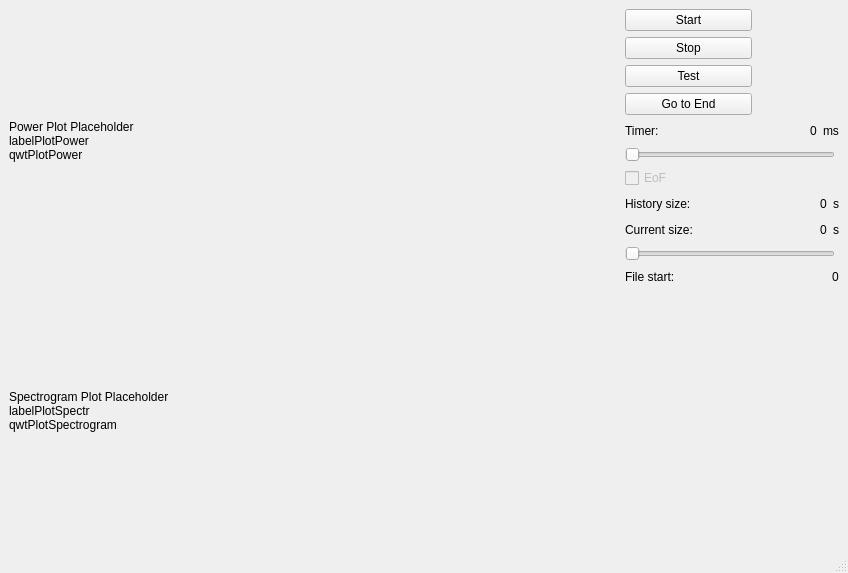
Qt form WiSpyMonitorGUI.ui (mchwalisz/smutools) before a commit.
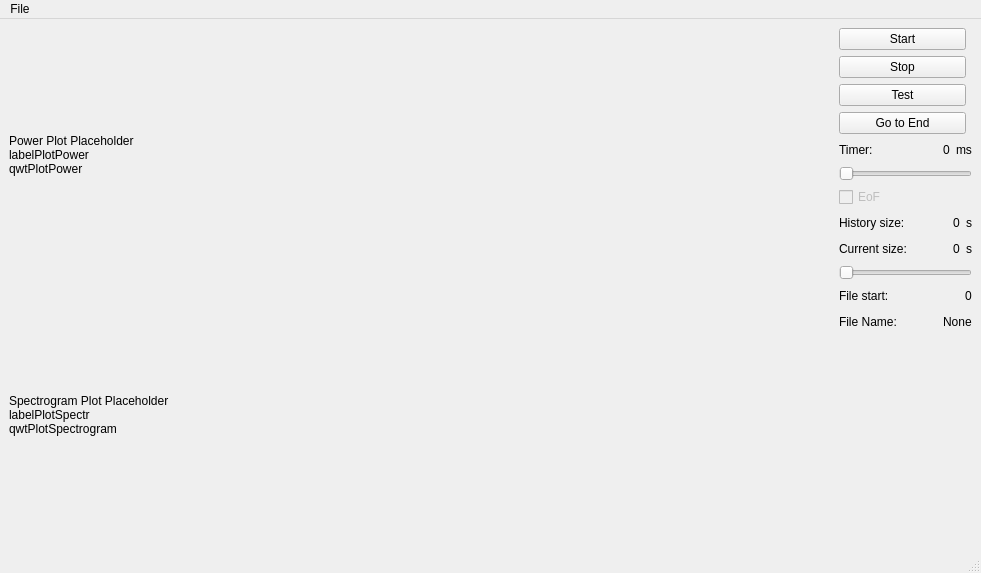
The same form after that commit.

Commit message: gui improvement, file open menu

```diff
--- a/WiSpyMonitorGUI.ui
+++ b/WiSpyMonitorGUI.ui
@@ -6,7 +6,7 @@
    <rect>
     <x>0</x>
     <y>0</y>
-    <width>848</width>
+    <width>981</width>
     <height>573</height>
    </rect>
   </property>
@@ -14,14 +14,48 @@
    <string>WiSpy Monitor</string>
   </property>
   <widget class="QWidget" name="centralwidget">
-   <layout class="QGridLayout" name="gridLayout" columnstretch="0,0">
+   <layout class="QGridLayout" name="gridLayout" columnstretch="1,0">
     <property name="leftMargin">
      <number>9</number>
     </property>
+    <item row="0" column="0">
+     <layout class="QVBoxLayout" name="verticalPlts">
+      <item>
+       <widget class="QLabel" name="labelPlotPower">
+        <property name="minimumSize">
+         <size>
+          <width>610</width>
+          <height>250</height>
+         </size>
+        </property>
+        <property name="text">
+         <string>Power Plot Placeholder
+labelPlotPower
+qwtPlotPower</string>
+        </property>
+       </widget>
+      </item>
+      <item>
+       <widget class="QLabel" name="labelPlotSpectrogram">
+        <property name="minimumSize">
+         <size>
+          <width>610</width>
+          <height>250</height>
+         </size>
+        </property>
+        <property name="text">
+         <string>Spectrogram Plot Placeholder
+labelPlotSpectr
+qwtPlotSpectrogram</string>
+        </property>
+       </widget>
+      </item>
+     </layout>
+    </item>
     <item row="0" column="1">
      <layout class="QVBoxLayout" name="verticalBtns">
       <property name="sizeConstraint">
-       <enum>QLayout::SetFixedSize</enum>
+       <enum>QLayout::SetDefaultConstraint</enum>
       </property>
       <item>
        <widget class="QPushButton" name="pushButtonStart">
@@ -85,6 +119,12 @@
         </property>
         <item>
          <widget class="QLabel" name="label_2">
+          <property name="sizePolicy">
+           <sizepolicy hsizetype="Maximum" vsizetype="Preferred">
+            <horstretch>0</horstretch>
+            <verstretch>0</verstretch>
+           </sizepolicy>
+          </property>
           <property name="text">
            <string>Timer:</string>
           </property>
@@ -96,7 +136,7 @@
            <enum>Qt::Horizontal</enum>
           </property>
           <property name="sizeType">
-           <enum>QSizePolicy::Maximum</enum>
+           <enum>QSizePolicy::MinimumExpanding</enum>
           </property>
           <property name="sizeHint" stdset="0">
            <size>
@@ -137,16 +177,13 @@
       <item>
        <widget class="QSlider" name="hSliderTimer">
         <property name="sizePolicy">
-         <sizepolicy hsizetype="Fixed" vsizetype="Fixed">
+         <sizepolicy hsizetype="Expanding" vsizetype="Fixed">
           <horstretch>0</horstretch>
           <verstretch>0</verstretch>
          </sizepolicy>
         </property>
-        <property name="maximumSize">
-         <size>
-          <width>210</width>
-          <height>16777215</height>
-         </size>
+        <property name="minimum">
+         <number>1</number>
         </property>
         <property name="maximum">
          <number>1000</number>
@@ -175,7 +212,7 @@
       <item>
        <layout class="QHBoxLayout" name="horizontalLayout_2">
         <property name="sizeConstraint">
-         <enum>QLayout::SetMaximumSize</enum>
+         <enum>QLayout::SetFixedSize</enum>
         </property>
         <item>
          <widget class="QLabel" name="label_4">
@@ -196,7 +233,7 @@
            <enum>Qt::Horizontal</enum>
           </property>
           <property name="sizeType">
-           <enum>QSizePolicy::Expanding</enum>
+           <enum>QSizePolicy::MinimumExpanding</enum>
           </property>
           <property name="sizeHint" stdset="0">
            <size>
@@ -237,7 +274,7 @@
       <item>
        <layout class="QHBoxLayout" name="horizontalLayout_3">
         <property name="sizeConstraint">
-         <enum>QLayout::SetMaximumSize</enum>
+         <enum>QLayout::SetFixedSize</enum>
         </property>
         <item>
          <widget class="QLabel" name="label_5">
@@ -251,6 +288,9 @@
           <property name="orientation">
            <enum>Qt::Horizontal</enum>
           </property>
+          <property name="sizeType">
+           <enum>QSizePolicy::MinimumExpanding</enum>
+          </property>
           <property name="sizeHint" stdset="0">
            <size>
             <width>40</width>
@@ -296,17 +336,11 @@
       <item>
        <widget class="QSlider" name="hSliderHistory">
         <property name="sizePolicy">
-         <sizepolicy hsizetype="Fixed" vsizetype="Fixed">
+         <sizepolicy hsizetype="Expanding" vsizetype="Fixed">
           <horstretch>0</horstretch>
           <verstretch>0</verstretch>
          </sizepolicy>
         </property>
-        <property name="maximumSize">
-         <size>
-          <width>210</width>
-          <height>16777215</height>
-         </size>
-        </property>
         <property name="minimum">
          <number>1</number>
         </property>
@@ -324,7 +358,7 @@
       <item>
        <layout class="QHBoxLayout" name="horizontalLayout_4">
         <property name="sizeConstraint">
-         <enum>QLayout::SetMaximumSize</enum>
+         <enum>QLayout::SetFixedSize</enum>
         </property>
         <item>
          <widget class="QLabel" name="label_9">
@@ -344,6 +378,9 @@
           <property name="orientation">
            <enum>Qt::Horizontal</enum>
           </property>
+          <property name="sizeType">
+           <enum>QSizePolicy::MinimumExpanding</enum>
+          </property>
           <property name="sizeHint" stdset="0">
            <size>
             <width>40</width>
@@ -354,6 +391,12 @@
         </item>
         <item>
          <widget class="QLabel" name="labelTimeStart">
+          <property name="sizePolicy">
+           <sizepolicy hsizetype="Maximum" vsizetype="Preferred">
+            <horstretch>0</horstretch>
+            <verstretch>0</verstretch>
+           </sizepolicy>
+          </property>
           <property name="text">
            <string>0</string>
           </property>
@@ -361,6 +404,55 @@
         </item>
        </layout>
       </item>
+      <item>
+       <layout class="QHBoxLayout" name="horizontalLayout_5">
+        <property name="sizeConstraint">
+         <enum>QLayout::SetFixedSize</enum>
+        </property>
+        <item>
+         <widget class="QLabel" name="label_11">
+          <property name="sizePolicy">
+           <sizepolicy hsizetype="Maximum" vsizetype="Preferred">
+            <horstretch>0</horstretch>
+            <verstretch>0</verstretch>
+           </sizepolicy>
+          </property>
+          <property name="text">
+           <string>File Name:</string>
+          </property>
+         </widget>
+        </item>
+        <item>
+         <spacer name="horizontalSpacer_5">
+          <property name="orientation">
+           <enum>Qt::Horizontal</enum>
+          </property>
+          <property name="sizeType">
+           <enum>QSizePolicy::MinimumExpanding</enum>
+          </property>
+          <property name="sizeHint" stdset="0">
+           <size>
+            <width>40</width>
+            <height>20</height>
+           </size>
+          </property>
+         </spacer>
+        </item>
+        <item>
+         <widget class="QLabel" name="labelFileName">
+          <property name="sizePolicy">
+           <sizepolicy hsizetype="Maximum" vsizetype="Preferred">
+            <horstretch>0</horstretch>
+            <verstretch>0</verstretch>
+           </sizepolicy>
+          </property>
+          <property name="text">
+           <string>None</string>
+          </property>
+         </widget>
+        </item>
+       </layout>
+      </item>
       <item>
        <spacer name="verticalSpacer">
         <property name="orientation">
@@ -376,40 +468,6 @@
       </item>
      </layout>
     </item>
-    <item row="0" column="0">
-     <layout class="QVBoxLayout" name="verticalPlts">
-      <item>
-       <widget class="QLabel" name="labelPlotPower">
-        <property name="minimumSize">
-         <size>
-          <width>610</width>
-          <height>250</height>
-         </size>
-        </property>
-        <property name="text">
-         <string>Power Plot Placeholder
-labelPlotPower
-qwtPlotPower</string>
-        </property>
-       </widget>
-      </item>
-      <item>
-       <widget class="QLabel" name="labelPlotSpectrogram">
-        <property name="minimumSize">
-         <size>
-          <width>610</width>
-          <height>250</height>
-         </size>
-        </property>
-        <property name="text">
-         <string>Spectrogram Plot Placeholder
-labelPlotSpectr
-qwtPlotSpectrogram</string>
-        </property>
-       </widget>
-      </item>
-     </layout>
-    </item>
    </layout>
   </widget>
   <widget class="QMenuBar" name="menubar">
@@ -417,10 +475,17 @@
     <rect>
      <x>0</x>
      <y>0</y>
-     <width>848</width>
+     <width>981</width>
      <height>25</height>
     </rect>
    </property>
+   <widget class="QMenu" name="menuFile">
+    <property name="title">
+     <string>File</string>
+    </property>
+    <addaction name="actionOpen"/>
+   </widget>
+   <addaction name="menuFile"/>
   </widget>
   <widget class="QStatusBar" name="statusbar"/>
  </widget>
```
Left out of the diff: 5 changed lines with no effect on the pictures. The commit also changes 1 other file.
